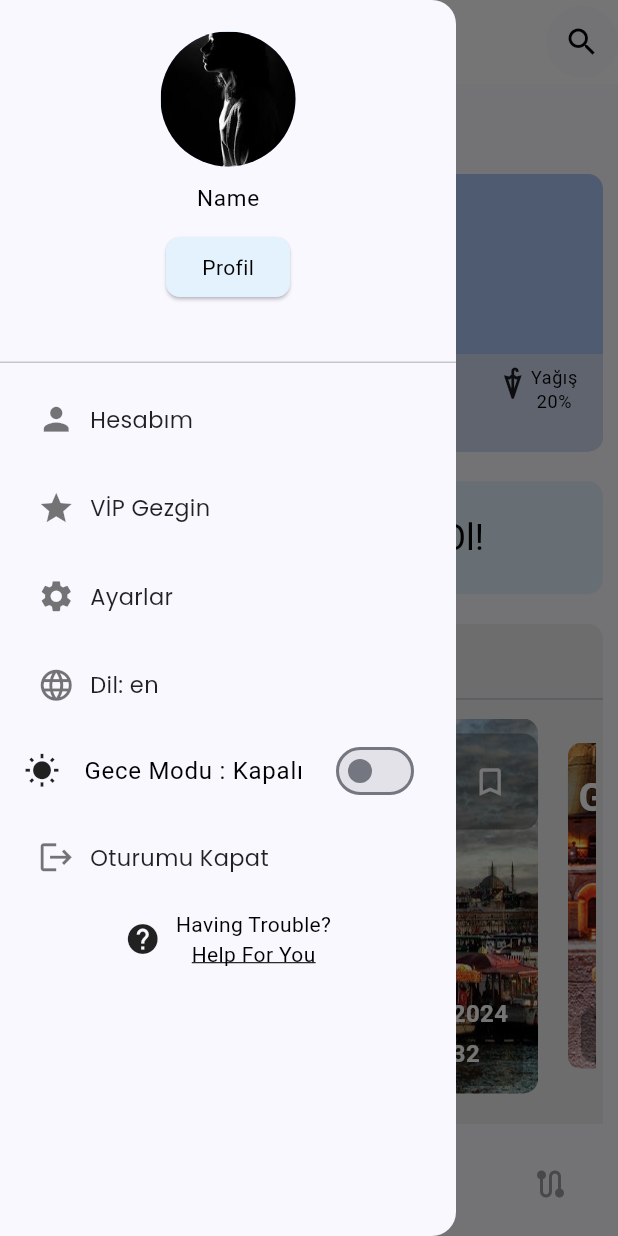
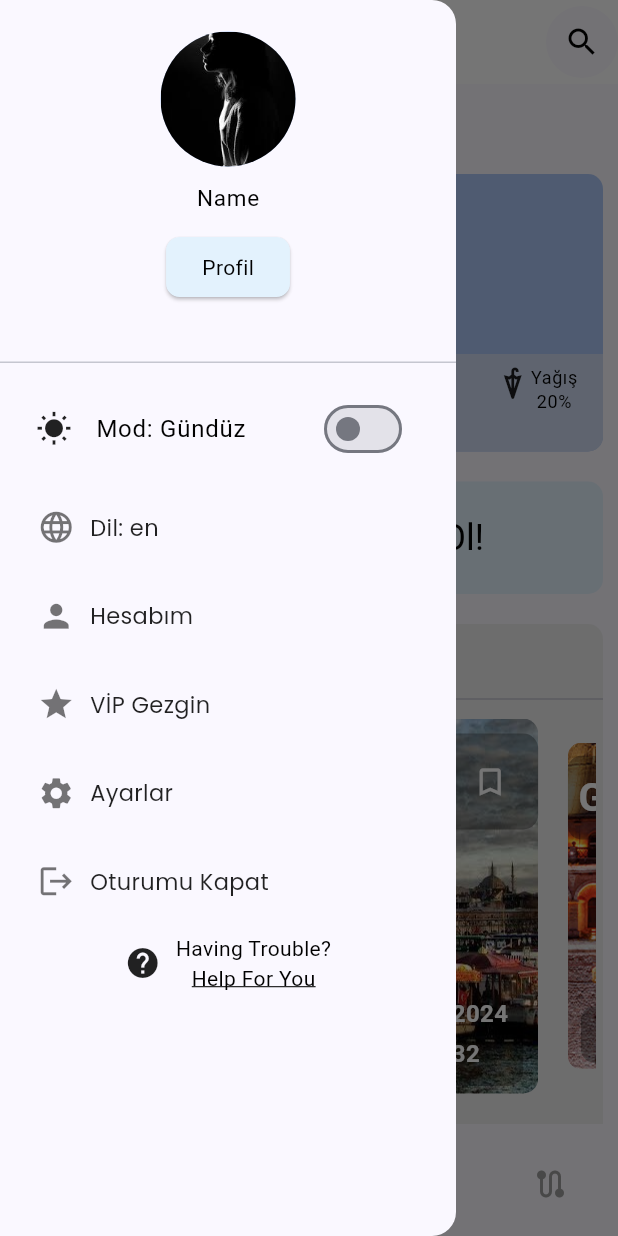
Before and after one commit to Hunvisk/MobilProgramlamaFinal, a Flutter app: the Home screen opened by its route, with the side drawer open, on a phone screen of 412 x 824 dp. Run offline on Flutter 3.47's test engine with Material 3 defaults, Android fonts, the phone set to English and light mode, and no system bars; drawn by our look-alikes of anim_search_bar, carousel_slider, google_nav_bar, smooth_page_indicator; our stand-ins replace flex_color_scheme, flutter_bloc, flutter_credit_card, flutter_svg, gap, go_router and 2 more; accounts and stored records are empty.

Commit message:
localizations added

```diff
--- /dev/null
+++ b/flutterfinalproje/lib/core/localizations.dart
@@ -0,0 +1,98 @@
+import 'dart:convert';
+
+import 'package:flutter/material.dart';
+import 'package:flutter/services.dart';
+
+class AppLocalizations {
+  late Locale locale;
+  late Map<String, String> _valueText;
+
+  static const List<String> _supportedLanguages = [
+    'en',
+    'tr',
+  ];
+
+  static const Map<String, String> _supportedLanguages2 = {
+    'en': "English",
+    'tr': "Türkçe",
+  };
+
+  AppLocalizations(this.locale);
+
+  static AppLocalizations of(BuildContext context) {
+    return Localizations.of(context, AppLocalizations);
+  }
+
+  static bool isSupported(String locale) {
+    return _supportedLanguages.any((element) => locale.contains(element));
+  }
+
+  static String getSupportedLocaleCode(String locale) {
+    return _supportedLanguages
+        .where((element) => locale.contains(element))
+        .first;
+  }
+
+  static const LocalizationsDelegate<AppLocalizations> delegate =
+      AppLocalizationsDelegate();
+
+  Future loadTranslateFile() async {
+    String langFile =
+        await rootBundle.loadString('assets/lang/${locale.languageCode}.json');
+
+    Map<String, dynamic> json = jsonDecode(langFile);
+    _valueText = json.map((key, value) => MapEntry(key, value.toString()));
+  }
+
+  String getTranslate(String key) {
+    if (_valueText.containsKey(key)) {
+      return _valueText[key]!;
+    } else {
+      return "-- LANG $key--";
+    }
+  }
+
+  Map<String, String> getSupportedLanguages() {
+    return _supportedLanguages2;
+  }
+}
+
+class AppLocalizationsDelegate extends LocalizationsDelegate<AppLocalizations> {
+  static const List<String> _supportedLanguages = [
+    'en',
+    'tr',
+  ];
+
+  const AppLocalizationsDelegate();
+
+  @override
+  bool isSupported(Locale locale) {
+    return _supportedLanguages.contains(locale.languageCode);
+  }
+
+  @override
+  Future<AppLocalizations> load(Locale locale) async {
+    AppLocalizations appLocalizations = AppLocalizations(locale);
+    await appLocalizations.loadTranslateFile();
+    return appLocalizations;
+  }
+
+  @override
+  bool shouldReload(covariant AppLocalizationsDelegate old) => false;
+}
+
+Locale? localeResolutionCallback(
+    Locale? deviceLocale, Iterable<Locale> supportedLocales) {
+  // return deviceLocale != null &&
+  //         ['en', 'ar', 'tr', 'fa', 'fr', 'es']
+  //             .contains(deviceLocale.languageCode)
+  //     ? deviceLocale
+  //     : supportedLocales.first;
+  for (var supportedLocale in supportedLocales) {
+    if (supportedLocale.languageCode == deviceLocale?.languageCode &&
+        supportedLocale.countryCode == deviceLocale?.countryCode) {
+      return supportedLocale;
+    }
+  }
+  return supportedLocales.first;
+}
--- a/flutterfinalproje/lib/core/routes.dart
+++ b/flutterfinalproje/lib/core/routes.dart
@@ -6,6 +6,7 @@ import '../screens/app_details/chatbot.dart';
 import '../screens/app_details/settings.dart';
 import '../screens/app_details/vipgezgininfo.dart';
 import '../screens/Home.dart';
+import '../screens/core/change_language.dart';
 import '../screens/core/error.dart';
 import '../screens/core/loader.dart';
 import '../screens/places_and_routes/map.dart';
@@ -19,7 +20,7 @@ import '../screens/static/boarding.dart';
 import '../screens/user/account/addcard.dart';
 import '../screens/user/account/cardsinfo.dart';
 import '../screens/user/account/forgotPassword.dart';
-import '../screens/user/account/useraccount.dart';
+//import '../screens/user/account/useraccount.dart';
 import '../screens/user/Login.dart';
 import '../screens/user/profile/achievements.dart';
 import '../screens/user/profile/favorites.dart';
@@ -62,6 +63,12 @@ final routes = GoRouter(
     GoRoute(
       path: '/VipGezginInfo',
       builder: (context, state) => const VipGezginInfo(),
+    ),
+
+    // Core
+    GoRoute(
+      path: '/Change_LanguageScreen',
+      builder: (context, state) => const Change_LanguageScreen(),
     ),
 
     // Places And Routes
@@ -109,10 +116,10 @@ final routes = GoRouter(
 
     // User
     // Account
-    GoRoute(
-      path: '/UserAccount',
-      builder: (context, state) => const UserAccount(),
-    ),
+    //GoRoute(
+    //  path: '/UserAccount',
+    //  builder: (context, state) => const UserAccount(),
+    //),
     GoRoute(
       path: '/CardsInfo',
       builder: (context, state) => const CardsInfo(),
--- a/flutterfinalproje/lib/screens/core/loader.dart
+++ b/flutterfinalproje/lib/screens/core/loader.dart
@@ -23,7 +23,7 @@ class _LoaderScreenState extends State<LoaderScreen> {
 
   if (firstLaunch) {
     // cihazın gece gündüz moduna erişmek
-    final darkMode = ThemeMode.system == ThemeMode.dark;
+    const darkMode = ThemeMode.system == ThemeMode.dark;
 
     // cihazın varsayılan diline erişmek
     final language = getDeviceLanguage();
--- a/flutterfinalproje/lib/screens/home.dart
+++ b/flutterfinalproje/lib/screens/home.dart
@@ -87,7 +87,7 @@ class _HomeState extends State<Home> {
       child: Scaffold(
         backgroundColor: Theme.of(context).colorScheme.background,
         appBar: MyHomeAppBar(
-          title: 'ANA SAYFA',
+          //title: 'Ana Sayfa',
           icon: Icon(Icons.search),
           onSearchChanged: (isSearching) {
             setState(() {
@@ -307,6 +307,49 @@ class _HomeState extends State<Home> {
               children: [
                 Column(
                   children: <Widget>[
+                    Padding(
+                      padding: const EdgeInsets.all(8.0),
+                      child: ListTile(
+                        leading: Icon(
+                          context.read<ClientCubit>().state.darkMode
+                              ? Icons.nightlight
+                              : Icons.wb_sunny,
+                          color: Theme.of(context).iconTheme.color,
+                        ),
+                        title: Text(
+                          'Mod: ' +
+                              (context.read<ClientCubit>().state.darkMode
+                                  ? 'Gece'
+                                  : 'Gündüz'),
+                        ),
+                        trailing: Switch(
+                          value: context.read<ClientCubit>().state.darkMode,
+                          onChanged: (bool newValue) {
+                            // Gece modu geçişini yapar
+                            context
+                                .read<ClientCubit>()
+                                .changeDarkMode(newValue, darkMode: true);
+                            // Gündüz modu geçişi için bir kontrol yapar
+                            if (!newValue) {
+                              context
+                                  .read<ClientCubit>()
+                                  .changeDarkMode(newValue, darkMode: false);
+                            }
+                          },
+                        ),
+                      ),
+                    ),
+                    ListTileItem(
+                      context,
+                      'Dil: ' +
+                          context
+                              .read<ClientCubit>()
+                              .state
+                              .language, // assuming language is a state in your ClientCubit
+                      '/Change_LanguageScreen',
+                      Icons.language,
+                      Colors.black54,
+                    ),
                     ListTileItem(
                       context,
                       'Hesabım',
@@ -327,46 +370,6 @@ class _HomeState extends State<Home> {
                       '/Settings',
                       Icons.settings,
                       Colors.black54,
-                    ),
-                    ListTileItem(
-                      context,
-                      'Dil: ' +
-                          context
-                              .read<ClientCubit>()
-                              .state
-                              .language, // assuming language is a state in your ClientCubit
-                      '/Settings',
-                      Icons.language,
-                      Colors.black54,
-                    ),
-                    ListTile(
-                      leading: Icon(
-                        context.read<ClientCubit>().state.darkMode
-                            ? Icons.nightlight
-                            : Icons.wb_sunny,
-                        color: Theme.of(context).iconTheme.color,
-                      ),
-                      title: Text(
-                        'Gece Modu : ' +
-                            (context.read<ClientCubit>().state.darkMode
-                                ? 'Açık'
-                                : 'Kapalı'),
-                      ),
-                      trailing: Switch(
-                        value: context.read<ClientCubit>().state.darkMode,
-                        onChanged: (bool newValue) {
-                          // Gece modu geçişini yapar
-                          context
-                              .read<ClientCubit>()
-                              .changeDarkMode(newValue, darkMode: true);
-                          // Gündüz modu geçişi için bir kontrol yapar
-                          if (!newValue) {
-                            context
-                                .read<ClientCubit>()
-                                .changeDarkMode(newValue, darkMode: false);
-                          }
-                        },
-                      ),
                     ),
                     ListTileItem(
                       context,
--- a/flutterfinalproje/lib/widgets/myhomeappbar.dart
+++ b/flutterfinalproje/lib/widgets/myhomeappbar.dart
@@ -2,15 +2,17 @@
 
 import 'package:anim_search_bar/anim_search_bar.dart';
 import 'package:flutter/material.dart';
+import 'package:flutterfinalproje/core/localizations.dart';
+//import 'package:flutterfinalproje/core/localizations.dart';
 
 class MyHomeAppBar extends StatefulWidget implements PreferredSizeWidget {
-  final String title;
+  //final String title;
   final Icon icon;
   final Function(bool) onSearchChanged;
 
   const MyHomeAppBar({
     Key? key,
-    required this.title,
+    //required this.title,
     required this.icon,
     required this.onSearchChanged, required List<IconButton> actions,
   }) : super(key: key);
@@ -35,8 +37,9 @@ class _MyHomeAppBarState extends State<MyHomeAppBar> {
     return AppBar(
       title: Center(
         child: Text(
-          widget.title,
-          style: Theme.of(context).textTheme.headlineSmall,
+          //widget.title,
+          //style: Theme.of(context).textTheme.headlineSmall,
+          AppLocalizations.of(context).getTranslate("home_title")
         ),
       ),
       actions: [
```
Also changed, not shown: flutterfinalproje/assets/lang/en.json (added, +10 -0 lines), flutterfinalproje/assets/lang/tr.json (added, +10 -0 lines), flutterfinalproje/lib/bloc/products/products_cubit.dart (added, +7 -0 lines), flutterfinalproje/lib/bloc/products/products_state.dart (added, +7 -0 lines), flutterfinalproje/lib/main.dart (+13 -0 lines), flutterfinalproje/lib/screens/core/change_language.dart (added, +95 -0 lines), flutterfinalproje/lib/screens/user/account/useraccount.dart (deleted, +0 -149 lines), flutterfinalproje/pubspec.yaml (+16 -12 lines), flutterfinalproje/pubspec.lock, 5 other files.
